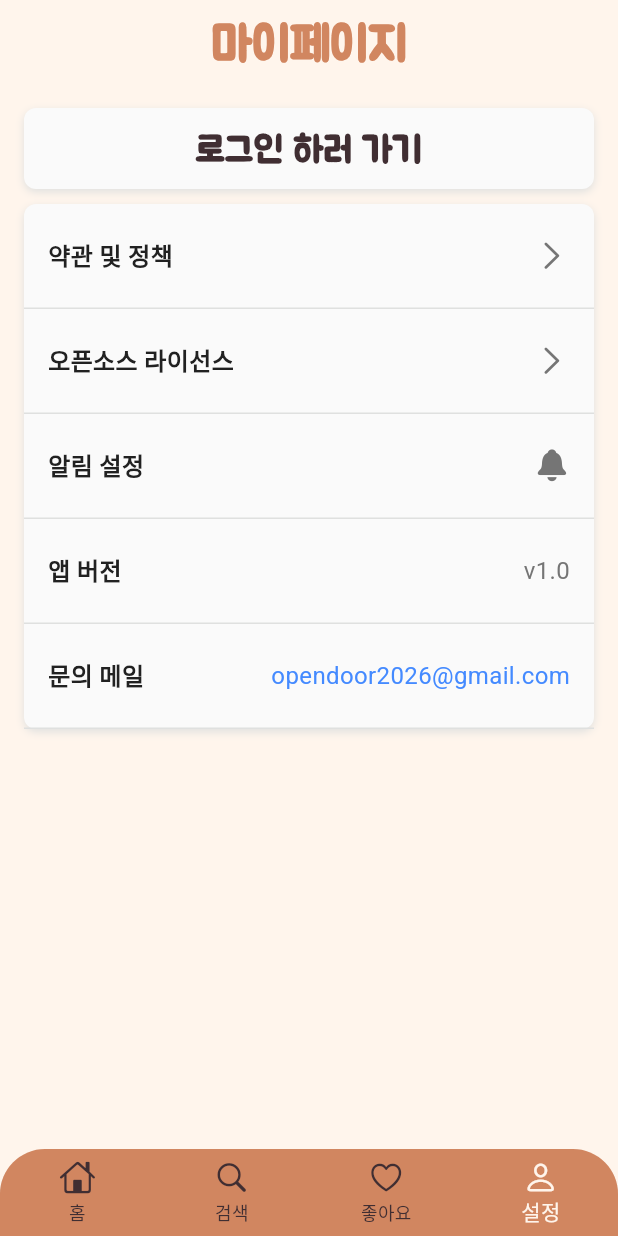
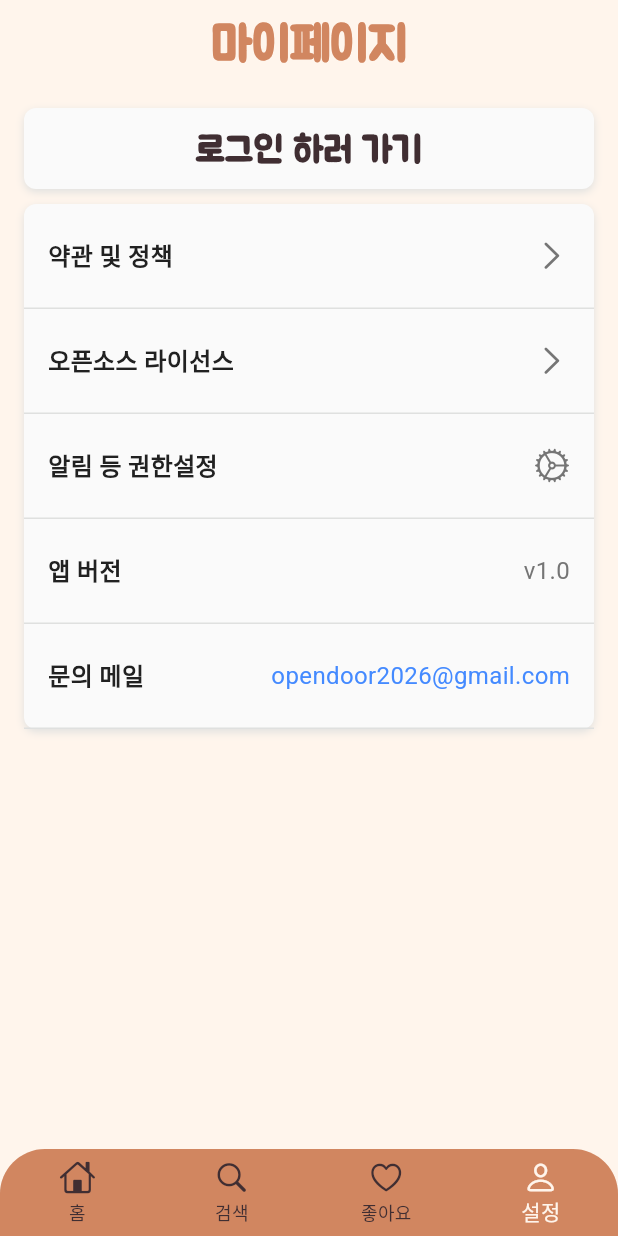
Before and after one commit to BreadPlace/BreadPlace_App, a Flutter app: the screen it shows after launch, item 4 of the bottom bar chosen, on a phone screen of 412 x 824 dp. Run offline on Flutter 3.47's test engine with Material 3 defaults, Android fonts, the phone set to English and light mode, and no system bars; our stand-ins replace cached_network_image, cloud_firestore, dio, equatable, firebase_auth, firebase_core and 15 more; missing offline and left inert: google_maps_flutter_platform_interface, kakao_flutter_sdk_user; accounts and stored records are empty; generated files the repository leaves out were written again; Roboto replaces fonts that are missing (pretendardBold, pretendardRegular).

Commit message:
feat: 마이페이지 - 알림 등 권한설정
- 기기의 설정 화면으로 이동하여 알림, 위치 등 권한 확인 및 제어 가능하도록 함

```diff
--- a/lib/ui/mypage/view/view/mypage_screen_main.dart
+++ b/lib/ui/mypage/view/view/mypage_screen_main.dart
@@ -1,4 +1,3 @@
-import 'package:bread_place/ui/common_widgets/common_dialog.dart';
 import 'package:flutter/cupertino.dart';
 import 'package:flutter/material.dart';
 
@@ -8,6 +7,9 @@ import 'package:bread_place/config/routing/routes.dart';
 import 'package:bread_place/ui/login/bloc/login_bloc.dart';
 import 'package:bread_place/ui/login/bloc/login_state.dart';
 import 'package:bread_place/ui/login/bloc/login_event.dart';
+import 'package:bread_place/config/di/locator.dart';
+import 'package:bread_place/domain/usecases/notification_use_case.dart';
+import 'package:bread_place/ui/common_widgets/common_dialog.dart';
 
 import 'package:flutter_bloc/flutter_bloc.dart';
 import 'package:go_router/go_router.dart';
@@ -167,6 +169,10 @@ class AppMenuList extends StatelessWidget {
       context.push(Routes.ossLicenses);
     }
 
+    void openDeviceAppSettings() {
+      di<NotificationUseCase>().openDeviceAppSettings();
+    }
+
     return BorderContainer(
       child: Column(
         children: [
@@ -187,8 +193,9 @@ class AppMenuList extends StatelessWidget {
             ),
           ),
           MypageMenuItem(
-            text: '알림 설정',
-            widget: Icon(CupertinoIcons.bell_fill, color: AppColors.fontGrey),
+            onTap: openDeviceAppSettings,
+            text: '알림 등 권한설정',
+            widget: Icon(CupertinoIcons.settings, color: AppColors.fontGrey),
           ),
           MypageMenuItem(
             text: '앱 버전',
@@ -241,7 +248,7 @@ class AccountMenuList extends StatelessWidget {
             onTap: onWithdrawButtonTapped,
             text: '회원 탈퇴',
             widget: Icon(
-              CupertinoIcons.square_arrow_right,
+              CupertinoIcons.exclamationmark_triangle,
               color: AppColors.fontGrey,
             ),
           ),
```
